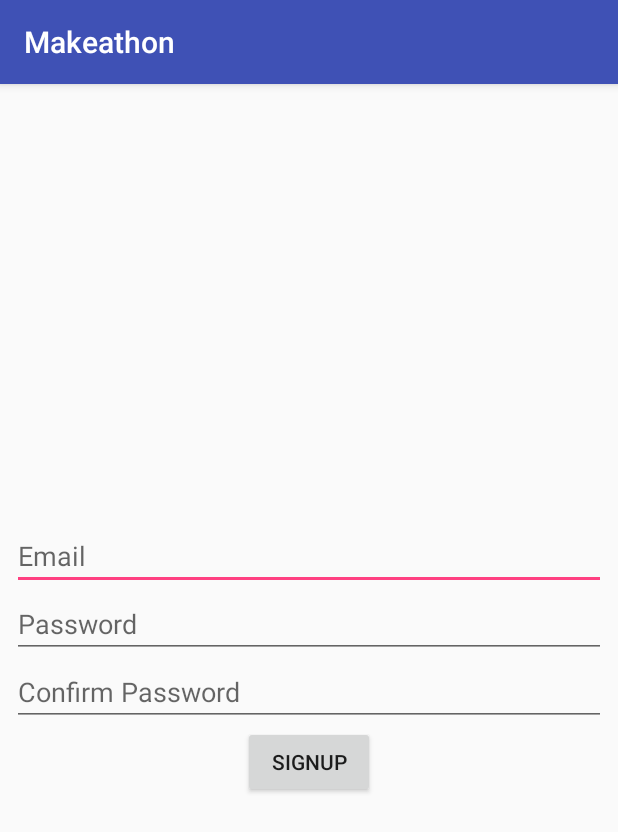
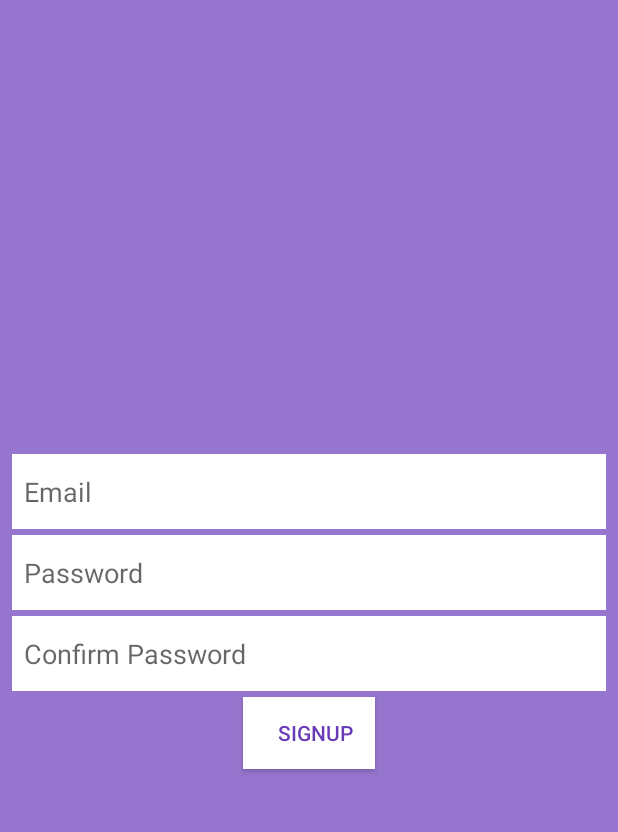
Before and after one commit to SuperHaker/Makeathon-NSIT, an Android app: the SignUpActivity screen opened directly, with no data from a screen before it, on a phone screen of 412 x 824 dp. Shown: the top 832 px of the screen. Run offline under Robolectric (Android 15) with nearby library versions, the phone set to English and light mode, and no system bars; our stand-ins replace Firebase (no records; nobody signed in at launch, a user with empty details on screens opened directly).

Commit message:
UI changes

```diff
--- a/app/src/main/AndroidManifest.xml
+++ b/app/src/main/AndroidManifest.xml
@@ -13,14 +13,16 @@
         android:roundIcon="@mipmap/ic_launcher_round"
         android:supportsRtl="true"
         android:theme="@style/AppTheme">
-        <activity android:name=".LogInActivity">
+        <activity android:name=".LogInActivity"
+            android:theme="@style/NoBar">
             <intent-filter>
                 <action android:name="android.intent.action.MAIN" />
 
                 <category android:name="android.intent.category.LAUNCHER" />
             </intent-filter>
         </activity>
-        <activity android:name=".SignUpActivity" />
+        <activity android:name=".SignUpActivity"
+            android:theme="@style/NoBar"/>
         <activity android:name=".MainActivity"></activity>
     </application>
 
--- a/app/src/main/java/com/example/android/makeathon/LogInActivity.java
+++ b/app/src/main/java/com/example/android/makeathon/LogInActivity.java
@@ -25,7 +25,6 @@ public class LogInActivity extends AppCompatActivity {
 
     private FirebaseAuth mAuth;
     private FirebaseAuth.AuthStateListener mAuthListener;
-
 
 
     @Override
@@ -72,11 +71,10 @@ public class LogInActivity extends AppCompatActivity {
                         .addOnCompleteListener(LogInActivity.this, new OnCompleteListener<AuthResult>() {
                             @Override
                             public void onComplete(@NonNull Task<AuthResult> task) {
-                                if(!task.isSuccessful()){
+                                if (!task.isSuccessful()) {
                                     Toast.makeText(getApplicationContext(), "auth_failed", Toast
                                             .LENGTH_LONG).show();
-                                }
-                                else{
+                                } else {
                                     Intent intent = new Intent(getApplicationContext(), MainActivity.class);
                                     startActivity(intent);
 
--- a/app/src/main/res/layout/activity_main.xml
+++ b/app/src/main/res/layout/activity_main.xml
@@ -1,7 +1,5 @@
-<android.support.v7.widget.RecyclerView
+<android.support.v7.widget.RecyclerView xmlns:android="http://schemas.android.com/apk/res/android"
     android:id="@+id/list"
     android:layout_width="match_parent"
     android:layout_height="wrap_content"
-    xmlns:android="http://schemas.android.com/apk/res/android"
-    android:scrollbars="none"
-    />
+    android:scrollbars="none" />
--- a/app/src/main/res/layout/activity_sign_up.xml
+++ b/app/src/main/res/layout/activity_sign_up.xml
@@ -4,38 +4,59 @@
     xmlns:tools="http://schemas.android.com/tools"
     android:layout_width="match_parent"
     android:layout_height="match_parent"
-    tools:context="com.example.android.makeathon.SignUpActivity"
+    android:background="#9575CD"
+    android:gravity="center"
     android:orientation="vertical"
-    android:layout_marginLeft="8dp"
-    android:layout_marginRight="8dp"
-    android:gravity="center">
+
+
+    tools:context="com.example.android.makeathon.SignUpActivity">
 
     <EditText
         android:id="@+id/email"
         android:layout_width="match_parent"
-        android:layout_height="wrap_content"
+        android:layout_height="50dp"
+        android:layout_marginBottom="4dp"
+        android:layout_marginLeft="8dp"
+        android:layout_marginRight="8dp"
+        android:background="#fff"
+        android:hint="Email"
         android:inputType="textEmailAddress"
-        android:hint="Email"/>
+        android:paddingLeft="8dp" />
 
     <EditText
         android:id="@+id/password"
+        android:layout_width="match_parent"
+        android:layout_height="50dp"
+        android:layout_marginBottom="4dp"
+        android:layout_marginLeft="8dp"
+        android:layout_marginRight="8dp"
+        android:background="#fff"
+        android:hint="Password"
         android:inputType="textPassword"
-        android:layout_width="match_parent"
-        android:layout_height="wrap_content"
-        android:hint="Password"/>
+        android:paddingLeft="8dp" />
 
     <EditText
         android:id="@+id/confirm_password"
+        android:layout_width="match_parent"
+        android:layout_height="50dp"
+        android:layout_marginBottom="4dp"
+        android:layout_marginLeft="8dp"
+        android:layout_marginRight="8dp"
+        android:background="#fff"
+        android:hint="Confirm Password"
         android:inputType="textPassword"
-        android:layout_width="match_parent"
-        android:layout_height="wrap_content"
-        android:hint="Confirm Password"/>
+        android:paddingLeft="8dp" />
 
     <Button
         android:id="@+id/signup_button"
         android:layout_width="wrap_content"
         android:layout_height="wrap_content"
+        android:layout_gravity="center"
+        android:layout_marginBottom="8dp"
+        android:background="#fff"
+        android:gravity="center"
+        android:paddingLeft="8dp"
         android:text="SignUp"
-        android:layout_gravity="center"/>
+        android:textColor="#673AB7" />
 
 </LinearLayout>
--- a/app/src/main/res/menu/menu.xml
+++ b/app/src/main/res/menu/menu.xml
@@ -1,10 +1,9 @@
 <?xml version="1.0" encoding="utf-8"?>
 <menu xmlns:android="http://schemas.android.com/apk/res/android">
 
-    <item android:title="Sign Out"
+    <item
         android:id="@+id/signOut"
-        android:menuCategory="secondary"
-        />
+        android:title="Sign Out" />
 
 
 </menu>
--- a/app/src/main/res/values/colors.xml
+++ b/app/src/main/res/values/colors.xml
@@ -1,6 +1,6 @@
 <?xml version="1.0" encoding="utf-8"?>
 <resources>
-    <color name="colorPrimary">#3F51B5</color>
-    <color name="colorPrimaryDark">#303F9F</color>
-    <color name="colorAccent">#FF4081</color>
+    <color name="colorPrimary">#F44336</color>
+    <color name="colorPrimaryDark">#C62828</color>
+    <color name="colorAccent">#8C9EFF</color>
 </resources>
--- a/app/src/main/res/values/styles.xml
+++ b/app/src/main/res/values/styles.xml
@@ -8,4 +8,9 @@
         <item name="colorAccent">@color/colorAccent</item>
     </style>
 
+    <style name="NoBar" parent="Base.Theme.AppCompat.Light.DarkActionBar">
+        <item name="windowActionBar">false</item>
+        <item name="windowNoTitle">true</item>
+    </style>
+
 </resources>
```
Also changed, not shown: app/src/main/java/com/example/android/makeathon/ListAdapter.java (+4 -4 lines), app/src/main/java/com/example/android/makeathon/MainActivity.java (+20 -34 lines), app/src/main/java/com/example/android/makeathon/SignUpActivity.java (+4 -9 lines), app/src/main/java/com/example/android/makeathon/Student.java (+4 -3 lines), app/src/main/res/layout/activity_log_in.xml (+22 -24 lines), app/src/main/res/layout/list_layout.xml (+11 -10 lines).
